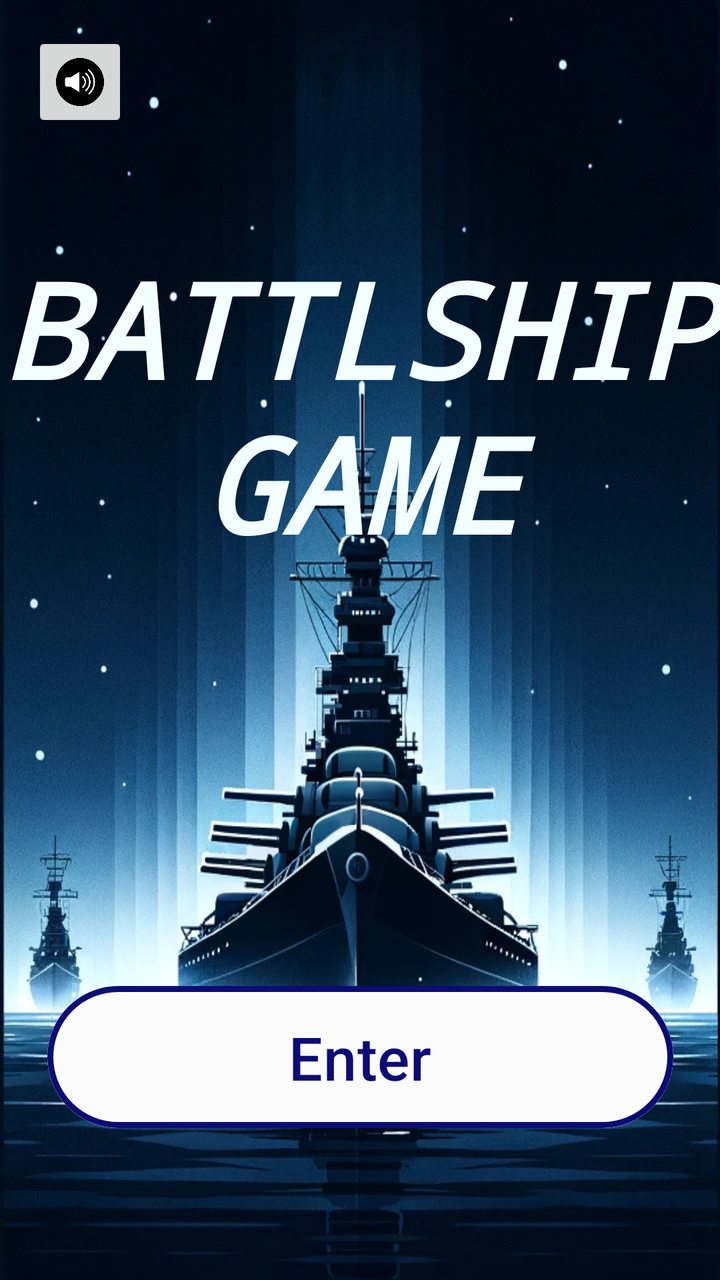
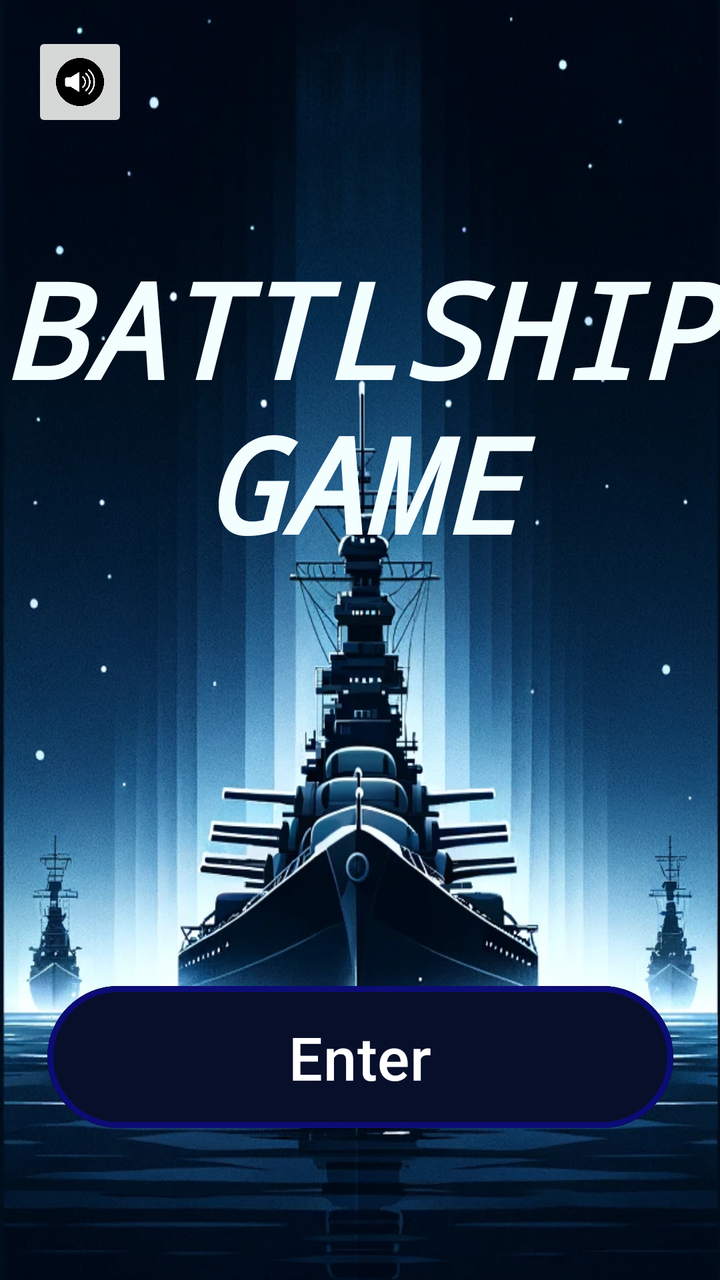

The first picture is an Android layout as it rendered before a commit; the second is the same layout after the commit. The layout source and the unified diff follow.
<!-- AndroidManifest.xml: application theme Theme.BattlshipClient -->
<!-- res/layout/activity_main.xml -->
<?xml version="1.0" encoding="utf-8"?>
<androidx.constraintlayout.widget.ConstraintLayout xmlns:android="http://schemas.android.com/apk/res/android"
    xmlns:app="http://schemas.android.com/apk/res-auto"
    xmlns:tools="http://schemas.android.com/tools"
    android:layout_width="match_parent"
    android:layout_height="match_parent"
    android:background="@drawable/main_activity_img"
    app:layout_constrainedHeight="false"
    tools:context=".MainActivity">

    <Button
        android:id="@+id/enterBtnId"
        android:layout_width="313dp"
        android:layout_height="79dp"
        android:layout_marginBottom="72dp"
        android:backgroundTint="#FBFBFB"
        android:onClick="goToSignForm"
        android:text="Enter"
        android:textColor="#0C0C76"
        android:textSize="30sp"
        app:layout_constraintBottom_toBottomOf="parent"
        app:layout_constraintEnd_toEndOf="parent"
        app:layout_constraintStart_toStartOf="parent"
        app:strokeColor="#0C0C75"
        app:strokeWidth="3dp" />

    <TextView
        android:id="@+id/gameTitleId"
        android:layout_width="0dp"
        android:layout_height="189dp"
        android:layout_marginTop="120dp"
        android:fontFamily="monospace"
        android:text="BATTLSHIP GAME"
        android:textAlignment="center"
        android:textColor="#F3FEFE"
        android:textSize="50sp"
        android:textStyle="bold|italic"
        app:autoSizeMaxTextSize="70sp"
        app:autoSizeMinTextSize="12sp"
        app:autoSizeStepGranularity="2sp"
        app:autoSizeTextType="uniform"
        app:layout_constraintEnd_toEndOf="parent"
        app:layout_constraintHorizontal_bias="0.478"
        app:layout_constraintStart_toStartOf="parent"
        app:layout_constraintTop_toTopOf="parent" />

    <ImageButton
        android:id="@+id/muteBtnId"
        android:layout_width="48dp"
        android:layout_height="50dp"
        android:layout_marginStart="16dp"
        android:layout_marginTop="16dp"
        android:onClick="muteUnmute"
        android:scaleType="centerInside"
        app:layout_constraintStart_toStartOf="parent"
        app:layout_constraintTop_toTopOf="parent"
        app:srcCompat="@drawable/audio_on_off_dark" />

</androidx.constraintlayout.widget.ConstraintLayout>
<!-- resources referenced by this layout -->
<resources>
  <!-- drawable audio_on_off_dark: png bitmap (drawable-ldltr, 18546 bytes) -->
  <!-- drawable main_activity_img: png bitmap (drawable, 882582 bytes) -->
  <style name="Theme.BattlshipClient" parent="Base.Theme.BattlshipClient" />
  <style name="Base.Theme.BattlshipClient" parent="Theme.Material3.DayNight.NoActionBar">
          
          
      </style>
</resources>

<!-- the commit's change to res/layout/activity_main.xml (unified diff, before → after) -->
@@ -13,10 +13,10 @@
         android:layout_width="313dp"
         android:layout_height="79dp"
         android:layout_marginBottom="72dp"
-        android:backgroundTint="#FBFBFB"
+        android:backgroundTint="@color/navy"
         android:onClick="goToSignForm"
         android:text="Enter"
-        android:textColor="#0C0C76"
+        android:textColor="@color/white"
         android:textSize="30sp"
         app:layout_constraintBottom_toBottomOf="parent"
         app:layout_constraintEnd_toEndOf="parent"
<!-- resource entries referenced after the edit -->
@@ -1,5 +1,7 @@
 <!-- resources referenced by this layout -->
 <resources>
+  <color name="navy">#070F2B</color>
+  <color name="white">#FFFFFFFF</color>
   <!-- drawable audio_on_off_dark: png bitmap (drawable-ldltr, 18546 bytes) -->
   <!-- drawable main_activity_img: png bitmap (drawable, 882582 bytes) -->
   <style name="Theme.BattlshipClient" parent="Base.Theme.BattlshipClient" />
